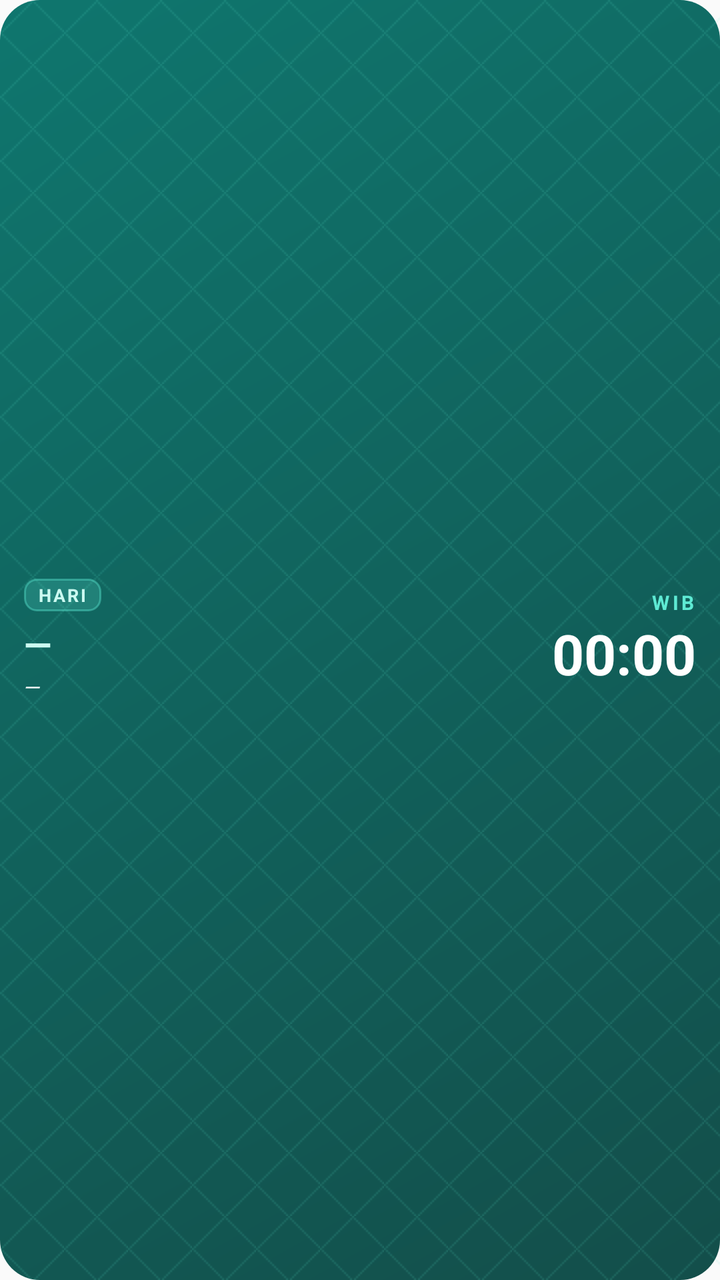
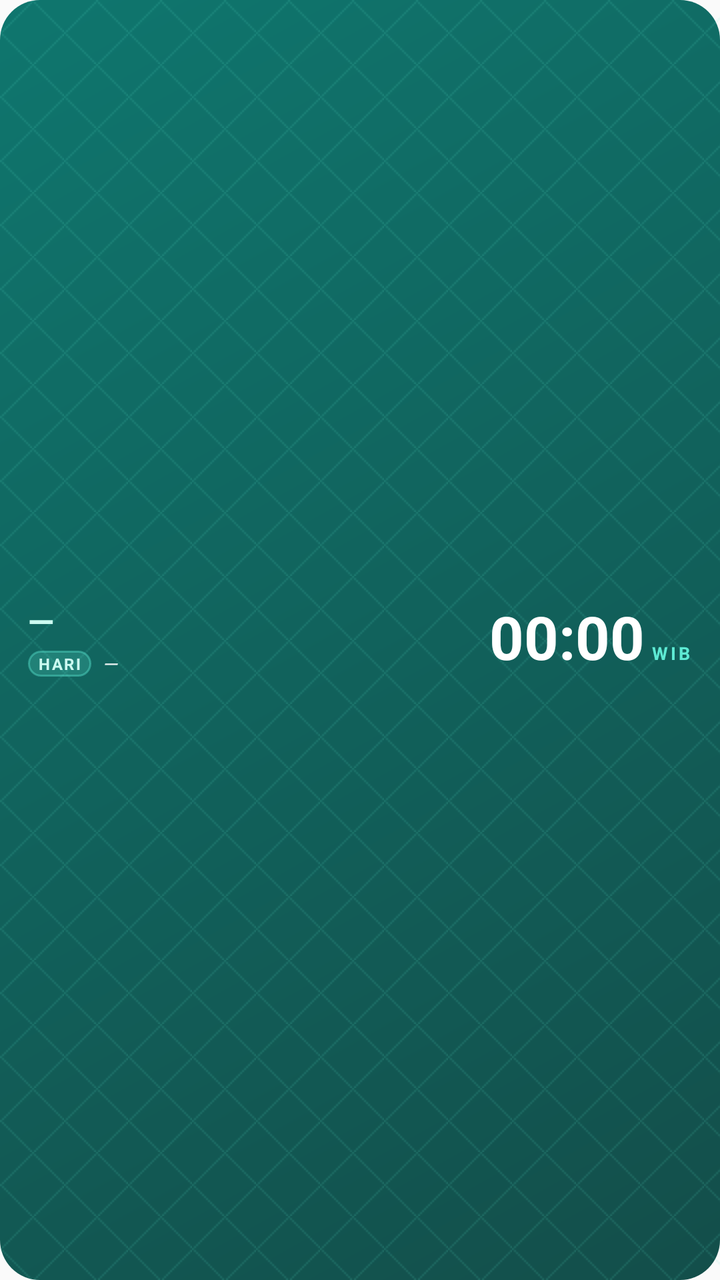

Two renders of the same Android screen: before a commit and after it. Below are the layout's source before the change and the commit's diff.
<!-- AndroidManifest.xml: application theme AppTheme -->
<!-- res/layout/widget_jam_hijri.xml -->
<?xml version="1.0" encoding="utf-8"?>
<LinearLayout xmlns:android="http://schemas.android.com/apk/res/android"
    android:id="@+id/widget_root"
    android:layout_width="match_parent"
    android:layout_height="wrap_content"
    android:orientation="horizontal"
    android:gravity="center_vertical"
    android:padding="12dp"
    android:background="@drawable/widget_bg">

    
    <LinearLayout
        android:layout_width="0dp"
        android:layout_height="wrap_content"
        android:layout_weight="1"
        android:orientation="vertical">

        <TextView
            android:id="@+id/widget_hari"
            android:layout_width="wrap_content"
            android:layout_height="wrap_content"
            android:text="HARI"
            android:textColor="#CCFBF1"
            android:textSize="9sp"
            android:textStyle="bold"
            android:letterSpacing="0.1"
            android:paddingLeft="7dp"
            android:paddingRight="7dp"
            android:paddingTop="2dp"
            android:paddingBottom="2dp"
            android:background="@drawable/widget_chip" />

        <TextView
            android:id="@+id/widget_tanggal_hijri"
            android:layout_width="wrap_content"
            android:layout_height="wrap_content"
            android:layout_marginTop="4dp"
            android:text="—"
            android:textColor="#CCFBF1"
            android:textSize="18sp"
            android:textStyle="bold"
            android:textDirection="rtl"
            android:gravity="start" />

        <TextView
            android:id="@+id/widget_tanggal_masehi"
            android:layout_width="wrap_content"
            android:layout_height="wrap_content"
            android:layout_marginTop="2dp"
            android:text="—"
            android:textColor="#E6FFFFFF"
            android:textSize="11sp"
            android:textStyle="italic" />
    </LinearLayout>

    
    <LinearLayout
        android:layout_width="wrap_content"
        android:layout_height="wrap_content"
        android:orientation="vertical"
        android:gravity="end"
        android:layout_marginStart="8dp">

        <TextView
            android:layout_width="wrap_content"
            android:layout_height="wrap_content"
            android:text="WIB"
            android:textColor="#5EEAD4"
            android:textSize="10sp"
            android:textStyle="bold"
            android:letterSpacing="0.15" />

        <TextView
            android:id="@+id/widget_jam"
            android:layout_width="wrap_content"
            android:layout_height="wrap_content"
            android:text="00:00"
            android:textColor="#FFFFFF"
            android:textSize="28sp"
            android:textStyle="bold" />
    </LinearLayout>
</LinearLayout>
<!-- resources referenced by this layout -->
<resources>
  <!-- drawable widget_bg (drawable) -->
  <?xml version="1.0" encoding="utf-8"?>
  <layer-list xmlns:android="http://schemas.android.com/apk/res/android">
      <item>
          <shape android:shape="rectangle">
              <corners android:radius="20dp" />
              <gradient
                  android:startColor="#0F766E"
                  android:endColor="#134E4A"
                  android:angle="315" />
          </shape>
      </item>
      <item>
          <bitmap
              android:src="@drawable/widget_hijri_pattern"
              android:tileMode="repeat"
              android:gravity="fill" />
      </item>
  </layer-list>
  <!-- drawable widget_chip (drawable) -->
  <?xml version="1.0" encoding="utf-8"?>
  <shape xmlns:android="http://schemas.android.com/apk/res/android"
      android:shape="rectangle">
      <corners android:radius="6dp" />
      <solid android:color="#335EEAD4" />
      <stroke android:width="1dp" android:color="#665EEAD4" />
  </shape>
  <style name="AppTheme" parent="Theme.AppCompat.Light.DarkActionBar">
          
          <item name="colorPrimary">@color/colorPrimary</item>
          <item name="colorPrimaryDark">@color/colorPrimaryDark</item>
          <item name="colorAccent">@color/colorAccent</item>
      </style>
  <!-- drawable widget_hijri_pattern: png bitmap (drawable, 202 bytes) -->
  <color name="colorPrimary">#0F766E</color>
  <color name="colorPrimaryDark">#115E59</color>
  <color name="colorAccent">#2DD4BF</color>
</resources>

<!-- the commit's change to res/layout/widget_jam_hijri.xml (unified diff, before → after) -->
@@ -2,10 +2,13 @@
 <LinearLayout xmlns:android="http://schemas.android.com/apk/res/android"
     android:id="@+id/widget_root"
     android:layout_width="match_parent"
-    android:layout_height="wrap_content"
+    android:layout_height="match_parent"
     android:orientation="horizontal"
     android:gravity="center_vertical"
-    android:padding="12dp"
+    android:paddingStart="14dp"
+    android:paddingEnd="14dp"
+    android:paddingTop="4dp"
+    android:paddingBottom="4dp"
     android:background="@drawable/widget_bg">
 
     
@@ -16,59 +19,62 @@
         android:orientation="vertical">
 
         <TextView
-            android:id="@+id/widget_hari"
-            android:layout_width="wrap_content"
-            android:layout_height="wrap_content"
-            android:text="HARI"
-            android:textColor="#CCFBF1"
-            android:textSize="9sp"
-            android:textStyle="bold"
-            android:letterSpacing="0.1"
-            android:paddingLeft="7dp"
-            android:paddingRight="7dp"
-            android:paddingTop="2dp"
-            android:paddingBottom="2dp"
-            android:background="@drawable/widget_chip" />
-
-        <TextView
             android:id="@+id/widget_tanggal_hijri"
             android:layout_width="wrap_content"
             android:layout_height="wrap_content"
-            android:layout_marginTop="4dp"
             android:text="—"
             android:textColor="#CCFBF1"
-            android:textSize="18sp"
+            android:textSize="17sp"
             android:textStyle="bold"
             android:textDirection="rtl"
-            android:gravity="start" />
+            android:gravity="start"
+            android:maxLines="1"
+            android:ellipsize="end"
+            android:includeFontPadding="false" />
 
-        <TextView
-            android:id="@+id/widget_tanggal_masehi"
+        <LinearLayout
             android:layout_width="wrap_content"
             android:layout_height="wrap_content"
-            android:layout_marginTop="2dp"
-            android:text="—"
-            android:textColor="#E6FFFFFF"
-            android:textSize="11sp"
-            android:textStyle="italic" />
+            android:layout_marginTop="4dp"
+            android:orientation="horizontal"
+            android:gravity="center_vertical">
+
+            <TextView
+                android:id="@+id/widget_hari"
+                android:layout_width="wrap_content"
+                android:layout_height="wrap_content"
+                android:text="HARI"
+                android:textColor="#CCFBF1"
+                android:textSize="8sp"
+                android:textStyle="bold"
+                android:letterSpacing="0.1"
+                android:paddingLeft="5dp"
+                android:paddingRight="5dp"
+                android:paddingTop="1dp"
+                android:paddingBottom="1dp"
+                android:background="@drawable/widget_chip" />
+
+            <TextView
+                android:id="@+id/widget_tanggal_masehi"
+                android:layout_width="wrap_content"
+                android:layout_height="wrap_content"
+                android:layout_marginStart="6dp"
+                android:text="—"
+                android:textColor="#E6FFFFFF"
+                android:textSize="10sp"
+                android:textStyle="italic"
+                android:maxLines="1"
+                android:ellipsize="end" />
+        </LinearLayout>
     </LinearLayout>
 
     
     <LinearLayout
         android:layout_width="wrap_content"
         android:layout_height="wrap_content"
-        android:orientation="vertical"
-        android:gravity="end"
-        android:layout_marginStart="8dp">
-
-        <TextView
-            android:layout_width="wrap_content"
-            android:layout_height="wrap_content"
-            android:text="WIB"
-            android:textColor="#5EEAD4"
-            android:textSize="10sp"
-            android:textStyle="bold"
-            android:letterSpacing="0.15" />
+        android:layout_marginStart="10dp"
+        android:orientation="horizontal"
+        android:baselineAligned="true">
 
         <TextView
             android:id="@+id/widget_jam"
@@ -76,7 +82,18 @@
             android:layout_height="wrap_content"
             android:text="00:00"
             android:textColor="#FFFFFF"
-            android:textSize="28sp"
-            android:textStyle="bold" />
+            android:textSize="30sp"
+            android:textStyle="bold"
+            android:includeFontPadding="false" />
+
+        <TextView
+            android:layout_width="wrap_content"
+            android:layout_height="wrap_content"
+            android:layout_marginStart="3dp"
+            android:text="WIB"
+            android:textColor="#5EEAD4"
+            android:textSize="9sp"
+            android:textStyle="bold"
+            android:letterSpacing="0.15" />
     </LinearLayout>
 </LinearLayout>
